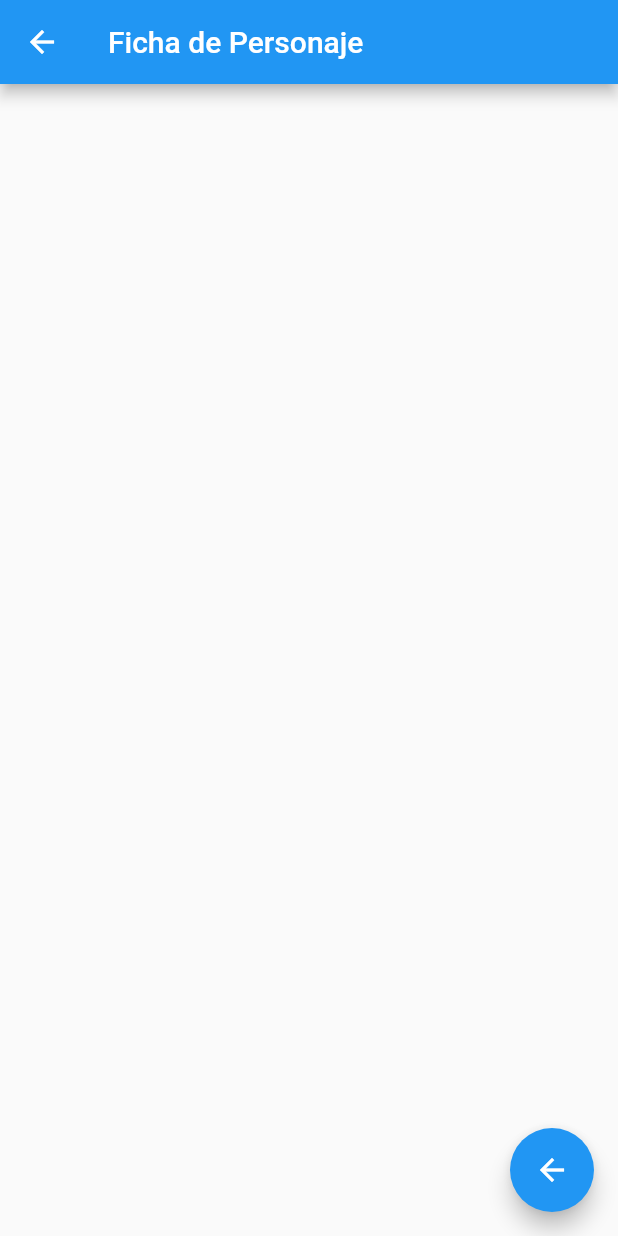
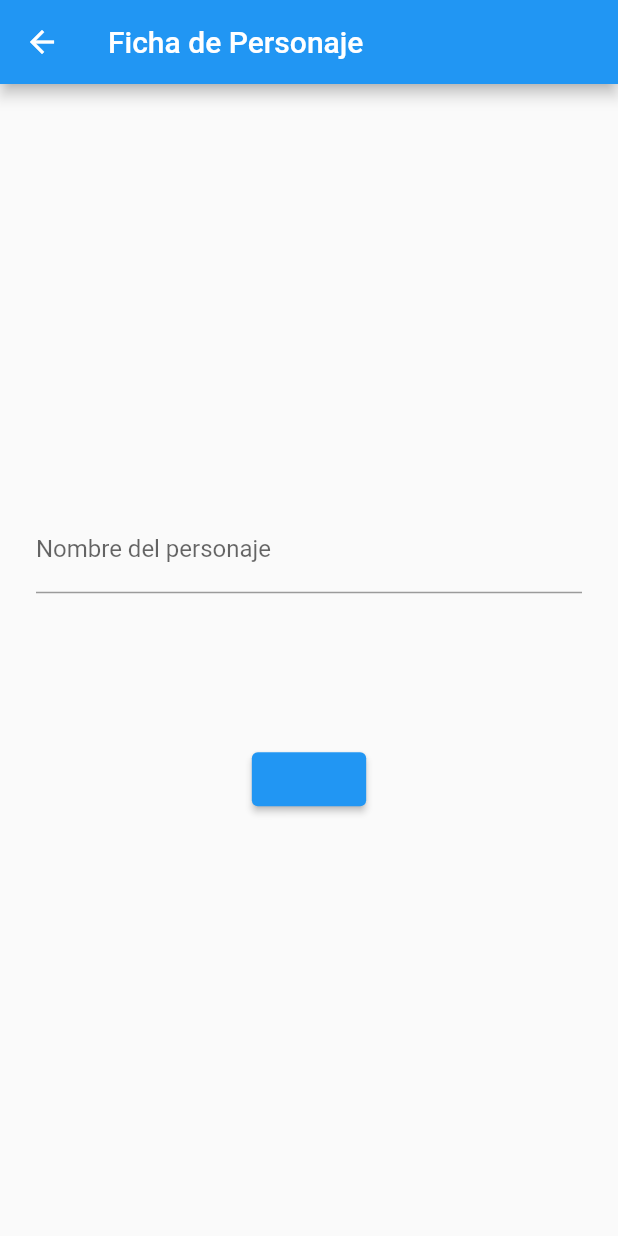
Before and after one commit to ToniComasSerra/CriticalFailure, a Flutter app: the screen it shows after launch, after a tap on "Ficha de Personaje", on a phone screen of 412 x 824 dp. Run offline on Flutter 3.47's test engine with Material 2 defaults, Android fonts, the phone set to English and light mode, and no system bars.

Commit message:
Avances del apartado de la ficha

```diff
--- a/critical_failure/lib/src/app.dart
+++ b/critical_failure/lib/src/app.dart
@@ -6,7 +6,6 @@ class MyApp extends StatelessWidget{
   Widget build(BuildContext context) {
     return MaterialApp(
       debugShowCheckedModeBanner: false,
-      //home: HomePage(),
       initialRoute: '/',
       routes: getRoutes()
     );
--- /dev/null
+++ b/critical_failure/lib/src/pages/character_sheet.dart
@@ -0,0 +1,60 @@
+import 'package:flutter/material.dart';
+
+class CharacterSheet extends StatefulWidget {
+  CharacterSheet({Key? key}) : super(key: key);
+
+  @override
+  _CharacterSheetState createState() => _CharacterSheetState();
+}
+
+class _CharacterSheetState extends State<CharacterSheet> {
+
+  late String _nombre;
+  // La globalkey o formkey es una referencia al form mismo, tiene un uso standarizado en documentos oficiales
+  final GlobalKey<FormState> _formkey = GlobalKey<FormState>();
+
+  Widget _buildNombre() {
+    return TextFormField(
+      decoration: InputDecoration(labelText: 'Nombre del personaje'),
+      validator: (value) {
+        if(value!.isEmpty){
+          return 'Se requiere un nombre';
+        }
+      },
+      onSaved: (value){
+        _nombre = value!;
+      },
+    );
+  }
+
+  @override
+  Widget build(BuildContext context) {
+    return Scaffold(
+      appBar: AppBar(
+        title: Text('Ficha de Personaje'),
+      ),
+      body: Container(
+        margin: EdgeInsets.all(24),
+        child: Form(
+          child: Column(
+            mainAxisAlignment: MainAxisAlignment.center,
+            children: <Widget>[
+              _buildNombre(),
+
+              SizedBox(height: 100,),
+              ElevatedButton(
+                child: Text(
+                  'Enviar',
+                  style: TextStyle(color: Colors.blue, fontSize: 16),
+                ),
+                onPressed: () => {
+
+                },
+              )
+            ],
+          ),
+        ),
+      )
+    );
+  }
+}
--- a/critical_failure/lib/src/pages/character_sheet_page.dart
+++ /dev/null
@@ -1,20 +0,0 @@
-import 'package:flutter/material.dart';
-
-class CharacterSheet extends StatelessWidget {
-  const CharacterSheet({Key? key}) : super(key: key);
-
-  @override
-  Widget build(BuildContext context) {
-    return Scaffold(
-      appBar: AppBar(
-        title: Text('Ficha de Personaje'),
-      ),
-      floatingActionButton: FloatingActionButton(
-        child: Icon(Icons.arrow_back),
-        onPressed: (){
-          Navigator.pop(context);
-        },
-      ),
-    );
-  }
-}
--- a/critical_failure/lib/src/routes/routes.dart
+++ b/critical_failure/lib/src/routes/routes.dart
@@ -1,10 +1,10 @@
-import 'package:critical_failure/src/pages/character_sheet_page.dart';
+import 'package:critical_failure/src/pages/character_sheet.dart';
 import 'package:critical_failure/src/pages/home_page.dart';
 import 'package:flutter/material.dart';
 
 Map<String, WidgetBuilder> getRoutes() {
   return <String, WidgetBuilder>{
-    '/' : (BuildContext context) => HomePage(),
+    '/' : (BuildContext context) => const HomePage(),
     'character' : (BuildContext context) => CharacterSheet(),
   };
 }
--- a/critical_failure/lib/src/utils/icona_string.dart
+++ b/critical_failure/lib/src/utils/icona_string.dart
@@ -1,7 +1,7 @@
 import 'package:flutter/material.dart';
 
 final _icons = <String, IconData>{
-  'character' : Icons.accessibility_new_rounded ,
+  'character' : Icons.accessibility_new_rounded,
 };
 
 Icon getIcon(String nomIcona){
```
